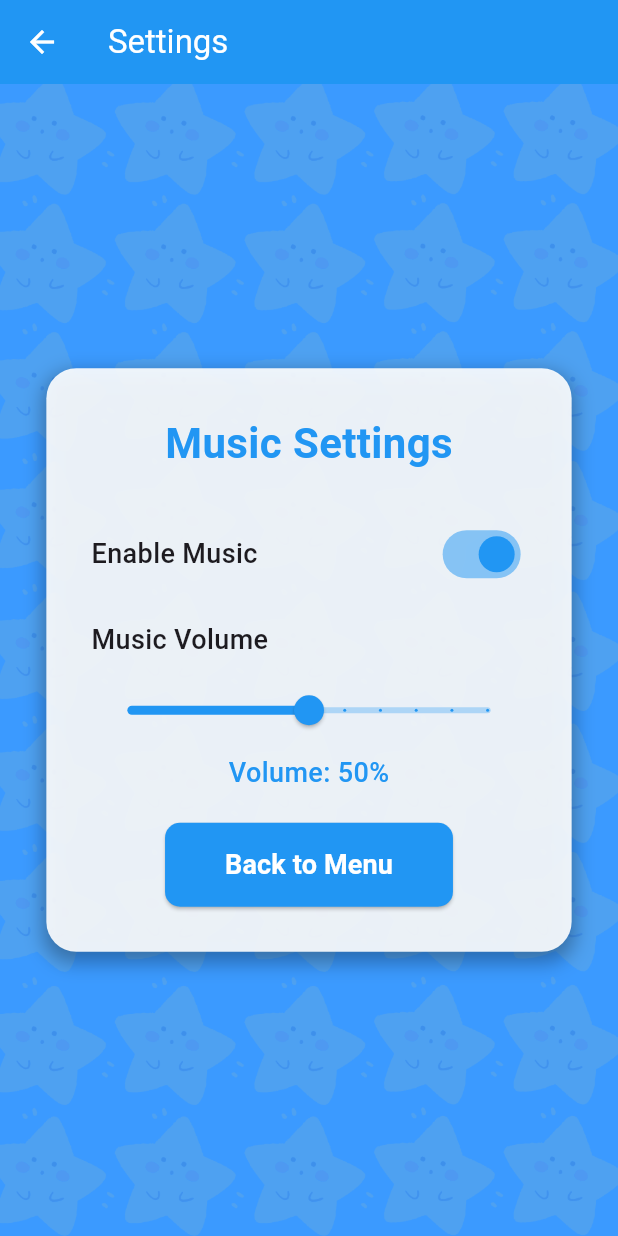
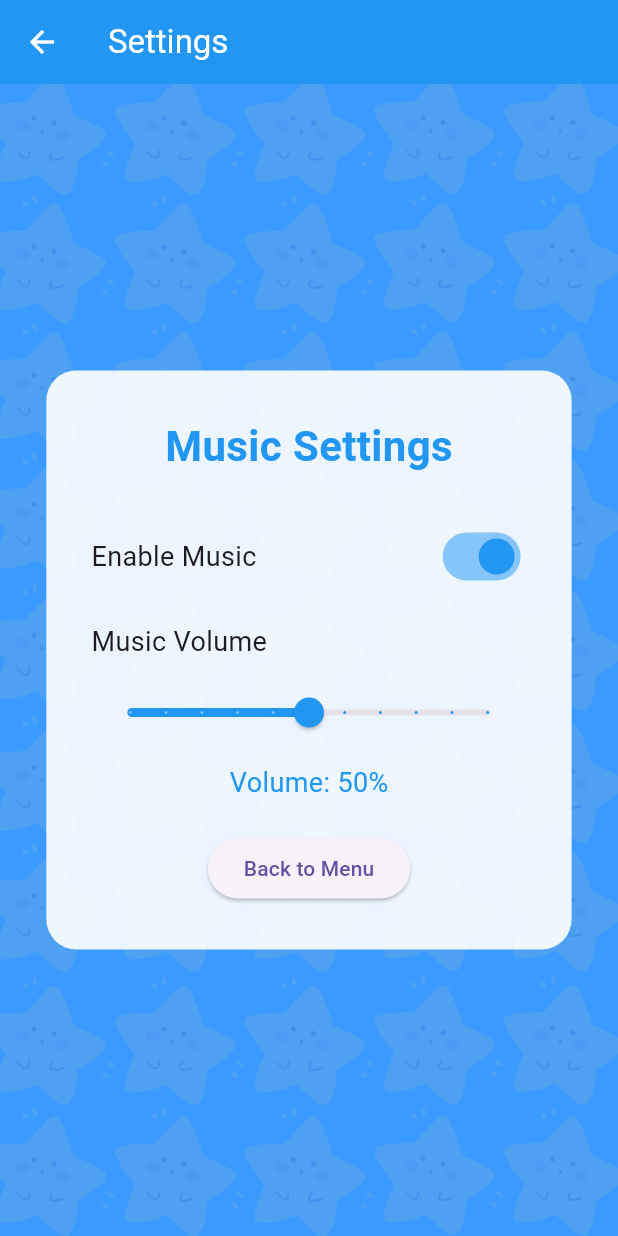
Before and after one commit to Ab-dul-Hannan/game_nest_fyp, a Flutter app: the screen it shows after launch, after a tap on "Settings", on a phone screen of 412 x 824 dp. Run offline on Flutter 3.47's test engine with Material 3 defaults, Android fonts, the phone set to English and light mode, and no system bars; our stand-ins replace audioplayers.

```diff
--- a/lib/main.dart
+++ b/lib/main.dart
@@ -1,8 +1,11 @@
 import 'package:flutter/material.dart';
 import 'menu.dart';
 import 'settings.dart';
+import 'music_service.dart';
 
-void main() {
+void main() async {
+  WidgetsFlutterBinding.ensureInitialized();
+  await MusicService.init();
   runApp(const GameNestApp());
 }
 
@@ -39,7 +42,6 @@ class MainMenuScreen extends StatelessWidget {
           child: Column(
             mainAxisAlignment: MainAxisAlignment.center,
             children: [
-              /// Adding top padding to move buttons down
               const SizedBox(height: 100),
 
               /// 🎮 Games Button
@@ -74,7 +76,7 @@ class MainMenuScreen extends StatelessWidget {
 
               const SizedBox(height: 30),
 
-              /// ⚙️ Settings Button - Color changed to orange
+              /// ⚙️ Settings Button
               ElevatedButton(
                 onPressed: () {
                   Navigator.push(
--- /dev/null
+++ b/lib/music_service.dart
@@ -0,0 +1,26 @@
+import 'package:audioplayers/audioplayers.dart';
+
+class MusicService {
+  static final AudioPlayer _player = AudioPlayer();
+  static bool _isInitialized = false;
+
+  static Future<void> init() async {
+    if (_isInitialized) return;
+
+    await _player.setReleaseMode(ReleaseMode.loop);
+    await _player.setVolume(0.5);
+    await _player.play(AssetSource('audio/music_gamenest_bg.mp3'));
+
+    _isInitialized = true;
+  }
+
+  static Future<void> setVolume(double volume) async {
+    await _player.setVolume(volume);
+  }
+
+  static Future<void> mute(bool isMuted) async {
+    if (isMuted) {
+      await _player.setVolume(0);
+    }
+  }
+}
--- a/lib/settings.dart
+++ b/lib/settings.dart
@@ -1,4 +1,5 @@
 import 'package:flutter/material.dart';
+import 'music_service.dart';
 
 class SettingsScreen extends StatefulWidget {
   const SettingsScreen({super.key});
@@ -34,20 +35,12 @@ class _SettingsScreenState extends State<SettingsScreen> {
               decoration: BoxDecoration(
                 color: Colors.white.withOpacity(0.9),
                 borderRadius: BorderRadius.circular(20),
-                boxShadow: [
-                  BoxShadow(
-                    color: Colors.black.withOpacity(0.3),
-                    blurRadius: 10,
-                    spreadRadius: 2,
-                    offset: const Offset(0, 5),
-                  ),
-                ],
               ),
               child: Column(
                 mainAxisSize: MainAxisSize.min,
                 crossAxisAlignment: CrossAxisAlignment.start,
                 children: [
-                  /// Settings Header
+
                   const Center(
                     child: Text(
                       "Music Settings",
@@ -61,16 +54,12 @@ class _SettingsScreenState extends State<SettingsScreen> {
 
                   const SizedBox(height: 30),
 
-                  /// 🎵 Enable Music
                   Row(
                     mainAxisAlignment: MainAxisAlignment.spaceBetween,
                     children: [
                       const Text(
                         "Enable Music",
-                        style: TextStyle(
-                          fontSize: 18,
-                          fontWeight: FontWeight.w500,
-                        ),
+                        style: TextStyle(fontSize: 18),
                       ),
                       Switch(
                         value: _musicEnabled,
@@ -79,6 +68,12 @@ class _SettingsScreenState extends State<SettingsScreen> {
                           setState(() {
                             _musicEnabled = value;
                           });
+
+                          if (!value) {
+                            MusicService.setVolume(0);
+                          } else {
+                            MusicService.setVolume(_musicVolume);
+                          }
                         },
                       ),
                     ],
@@ -86,13 +81,9 @@ class _SettingsScreenState extends State<SettingsScreen> {
 
                   const SizedBox(height: 20),
 
-                  /// 🔊 Volume Slider
                   const Text(
                     "Music Volume",
-                    style: TextStyle(
-                      fontSize: 18,
-                      fontWeight: FontWeight.w500,
-                    ),
+                    style: TextStyle(fontSize: 18),
                   ),
 
                   const SizedBox(height: 10),
@@ -103,25 +94,25 @@ class _SettingsScreenState extends State<SettingsScreen> {
                     max: 1.0,
                     divisions: 10,
                     activeColor: Colors.blue,
-                    inactiveColor: Colors.blue.withOpacity(0.3),
                     label: "${(_musicVolume * 100).round()}%",
                     onChanged: _musicEnabled
                         ? (value) {
                       setState(() {
                         _musicVolume = value;
                       });
+
+                      MusicService.setVolume(value);
                     }
                         : null,
                   ),
 
-                  const SizedBox(height: 5),
+                  const SizedBox(height: 10),
 
                   Center(
                     child: Text(
                       "Volume: ${(_musicVolume * 100).round()}%",
                       style: const TextStyle(
                         fontSize: 18,
-                        fontWeight: FontWeight.w500,
                         color: Colors.blue,
                       ),
                     ),
@@ -129,30 +120,12 @@ class _SettingsScreenState extends State<SettingsScreen> {
 
                   const SizedBox(height: 20),
 
-                  /// Back Button
                   Center(
                     child: ElevatedButton(
                       onPressed: () {
                         Navigator.pop(context);
                       },
-                      style: ElevatedButton.styleFrom(
-                        backgroundColor: Colors.blue,
-                        foregroundColor: Colors.white,
-                        padding: const EdgeInsets.symmetric(
-                          horizontal: 40,
-                          vertical: 15,
-                        ),
-                        shape: RoundedRectangleBorder(
-                          borderRadius: BorderRadius.circular(10),
-                        ),
-                      ),
-                      child: const Text(
-                        'Back to Menu',
-                        style: TextStyle(
-                          fontSize: 18,
-                          fontWeight: FontWeight.bold,
-                        ),
-                      ),
+                      child: const Text("Back to Menu"),
                     ),
                   ),
                 ],
--- a/pubspec.yaml
+++ b/pubspec.yaml
@@ -30,6 +30,7 @@ environment:
 dependencies:
   flutter:
     sdk: flutter
+  audioplayers: ^6.5.1
 
   # The following adds the Cupertino Icons font to your application.
   # Use with the CupertinoIcons class for iOS style icons.
@@ -63,6 +64,7 @@ flutter:
   # To add assets to your application, add an assets section, like this:
   assets:
     - assets/images/
+    - assets/audio/
 
   # An image asset can refer to one or more resolution-specific "variants", see
   # https://flutter.dev/to/resolution-aware-images
```
Also changed, not shown: pubspec.lock, 2 other files.
